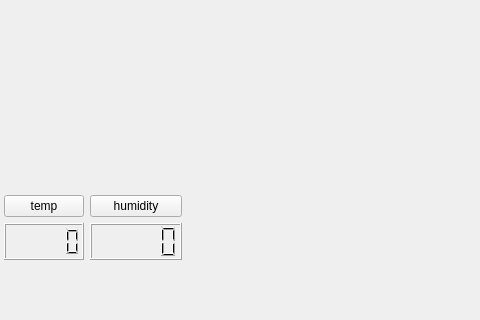
buhtanback/KeeMASH, file keeMASH.ui: the form before one commit; both pictures show x 92 to 572 and y 285 to 605 of the 848 by 605 pixel window.
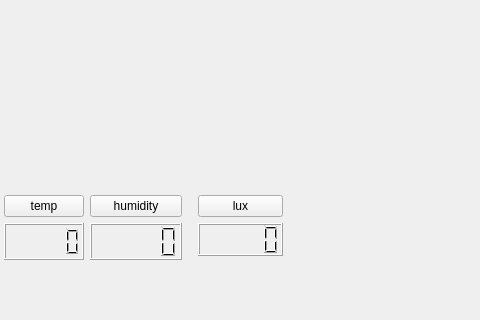
The form after the commit.

Commit message: add functioning control button give lux. feedback display

Patch:
```diff
--- a/keeMASH.ui
+++ b/keeMASH.ui
@@ -248,7 +248,7 @@
      </property>
     </widget>
    </widget>
-   <widget class="QWidget" name="">
+   <widget class="QWidget" name="layoutWidget">
     <property name="geometry">
      <rect>
       <x>10</x>
@@ -306,6 +306,28 @@
      </item>
     </layout>
    </widget>
+   <widget class="QWidget" name="">
+    <property name="geometry">
+     <rect>
+      <x>290</x>
+      <y>480</y>
+      <width>85</width>
+      <height>61</height>
+     </rect>
+    </property>
+    <layout class="QVBoxLayout" name="verticalLayout_6">
+     <item>
+      <widget class="QPushButton" name="luxB">
+       <property name="text">
+        <string>lux</string>
+       </property>
+      </widget>
+     </item>
+     <item>
+      <widget class="QLCDNumber" name="lcdLux"/>
+     </item>
+    </layout>
+   </widget>
   </widget>
   <widget class="QMenuBar" name="menubar">
    <property name="geometry">
```
The commit also changes 1 other file.
